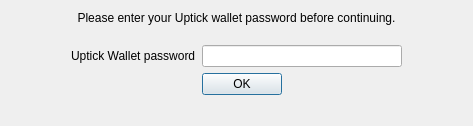
Before: the Qt Designer form dexbot/views/ui/unlock_wallet_window.ui in evraz-org/evraz-dexbot, drawn with Qt 5.
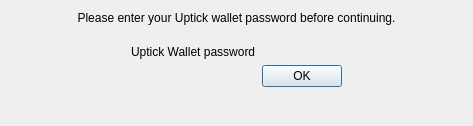
After: the same form once the commit is applied.

Commit message: Eye for password fields

```diff
--- a/dexbot/views/ui/unlock_wallet_window.ui
+++ b/dexbot/views/ui/unlock_wallet_window.ui
@@ -69,12 +69,6 @@
          </sizepolicy>
         </property>
         <layout class="QFormLayout" name="formLayout">
-         <property name="labelAlignment">
-          <set>Qt::AlignCenter</set>
-         </property>
-         <property name="formAlignment">
-          <set>Qt::AlignHCenter|Qt::AlignTop</set>
-         </property>
          <property name="bottomMargin">
           <number>0</number>
          </property>
@@ -83,22 +77,6 @@
            <property name="text">
             <string>Uptick Wallet password</string>
            </property>
-           <property name="buddy">
-            <cstring>password_input</cstring>
-           </property>
-          </widget>
-         </item>
-         <item row="0" column="1">
-          <widget class="QLineEdit" name="password_input">
-           <property name="minimumSize">
-            <size>
-             <width>200</width>
-             <height>0</height>
-            </size>
-           </property>
-           <property name="echoMode">
-            <enum>QLineEdit::Password</enum>
-           </property>
           </widget>
          </item>
          <item row="2" column="1">
```
Left out of the diff: 4 changed lines with no effect on the pictures. The commit also changes 8 other files.
